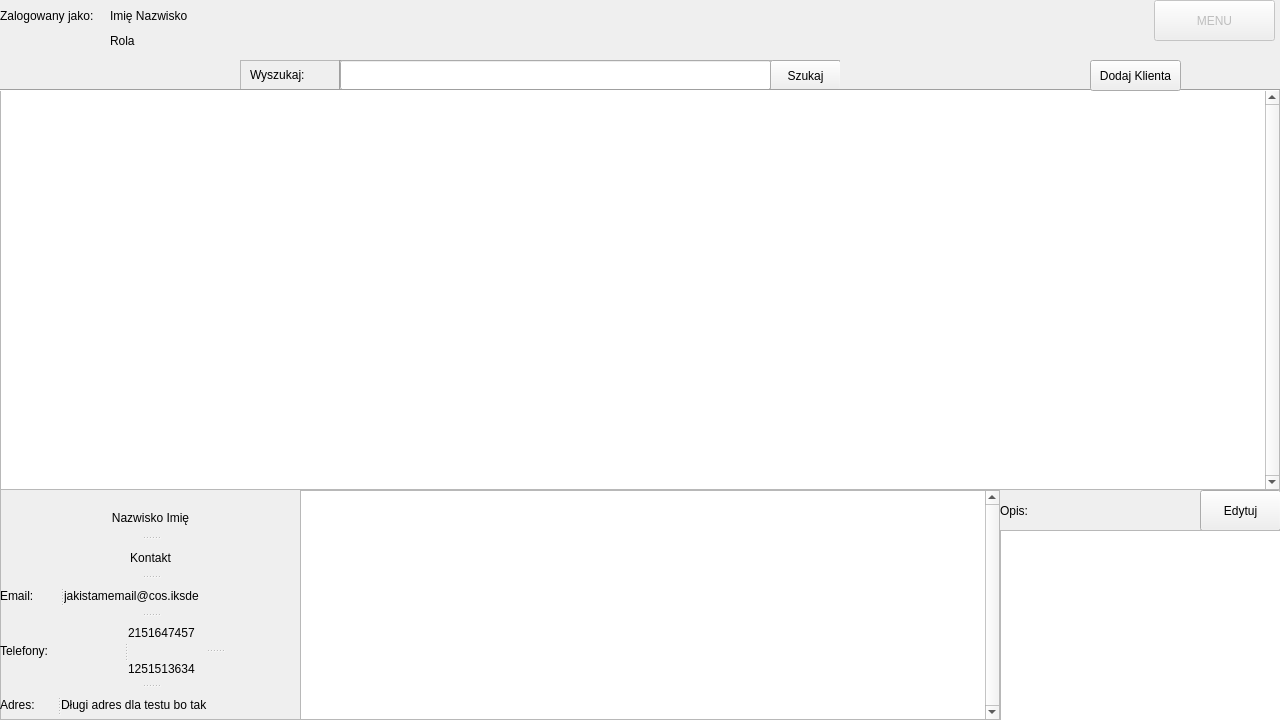
First picture: the form in Sklepzelektronika/aplikacja_sklepu.ui, repository kapi2700/Sklepzelektronika, before the edit.
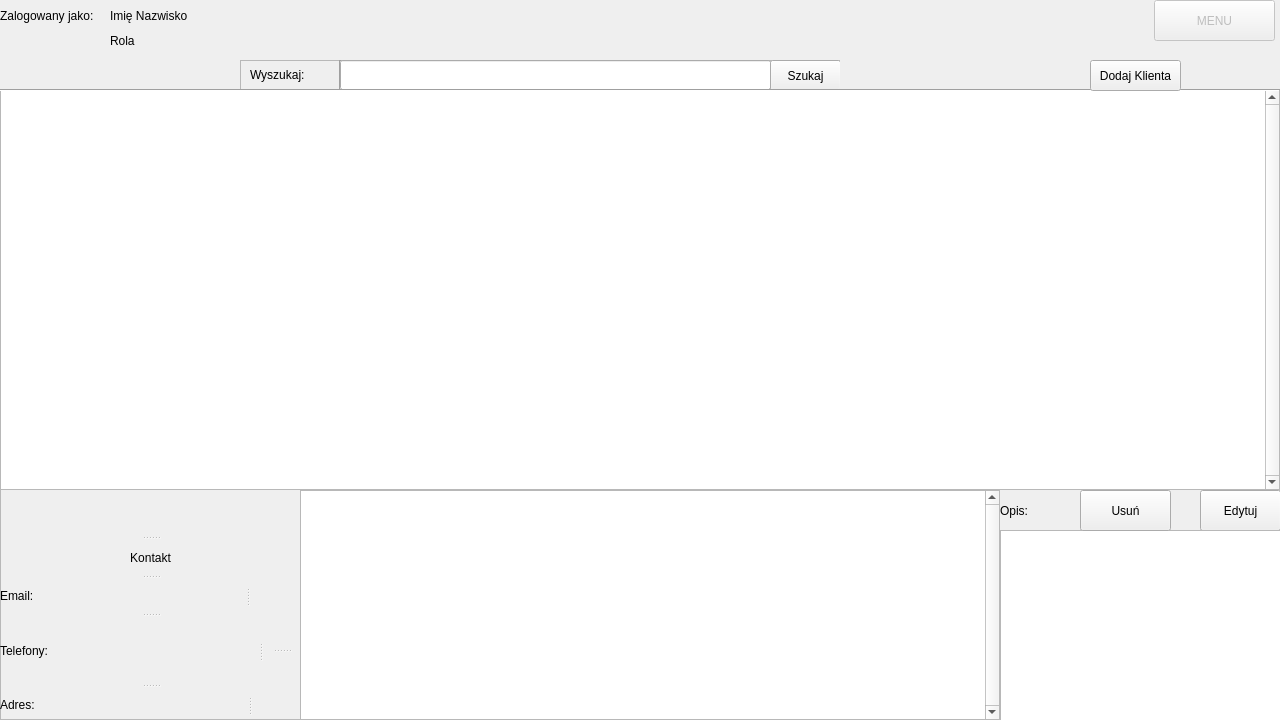
Second picture: the form after the edit. The open tabs and pages were chosen to show the change.

The edit to the form file:
```diff
--- a/Sklepzelektronika/aplikacja_sklepu.ui
+++ b/Sklepzelektronika/aplikacja_sklepu.ui
@@ -1277,7 +1277,7 @@
        </property>
        <widget class="QLabel" name="name_klienci_lbl">
         <property name="text">
-         <string>Nazwisko Imię</string>
+         <string/>
         </property>
         <property name="alignment">
          <set>Qt::AlignCenter</set>
@@ -1306,7 +1306,7 @@
          </widget>
          <widget class="QLabel" name="email_klienci_lbl">
           <property name="text">
-           <string>jakistamemail@cos.iksde</string>
+           <string/>
           </property>
          </widget>
         </widget>
@@ -1325,12 +1325,12 @@
           </property>
           <widget class="QLabel" name="telefon1_klienci_lbl">
            <property name="text">
-            <string>2151647457</string>
+            <string/>
            </property>
           </widget>
           <widget class="QLabel" name="telefon2_klienci_lbl">
            <property name="text">
-            <string>1251513634</string>
+            <string/>
            </property>
           </widget>
          </widget>
@@ -1346,7 +1346,7 @@
          </widget>
          <widget class="QLabel" name="adres_klienci_lbl">
           <property name="text">
-           <string>Długi adres dla testu bo tak</string>
+           <string/>
           </property>
          </widget>
         </widget>
@@ -1365,6 +1365,19 @@
         <string/>
        </property>
       </widget>
+      <widget class="QPushButton" name="usun_klienta_btn">
+       <property name="geometry">
+        <rect>
+         <x>1080</x>
+         <y>400</y>
+         <width>91</width>
+         <height>41</height>
+        </rect>
+       </property>
+       <property name="text">
+        <string>Usuń</string>
+       </property>
+      </widget>
      </widget>
      <widget class="Line" name="line_18">
       <property name="geometry">
```
